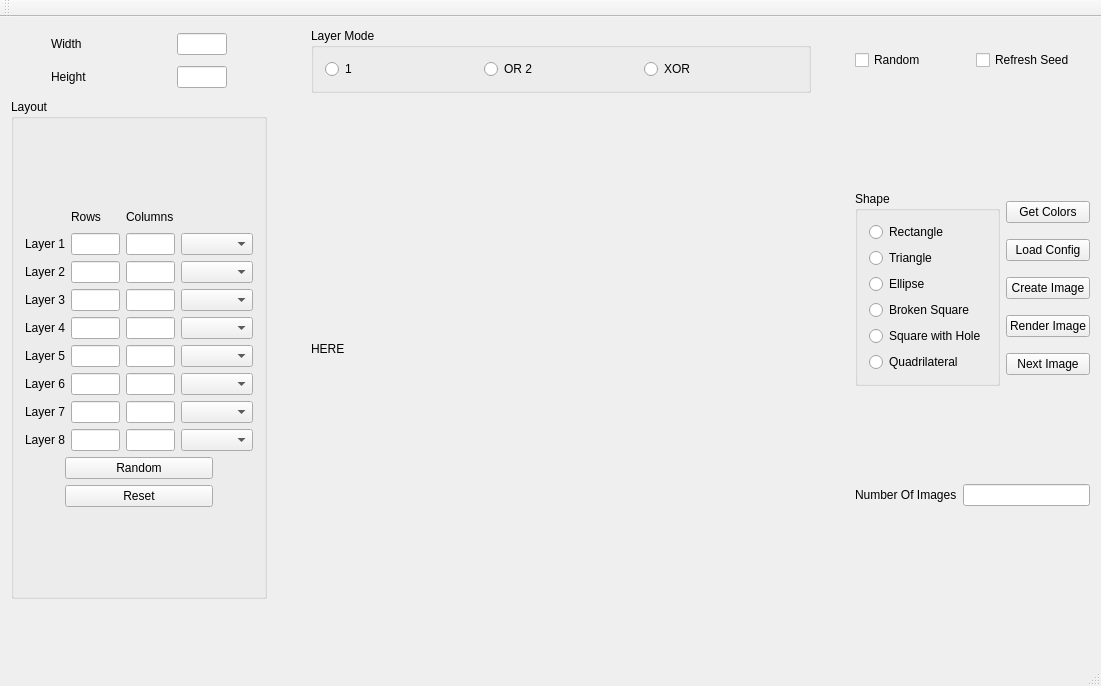
Old version of the form mainwindow.ui in the repository AceGabrielFigueroa/SP-2019-Ocuplay.
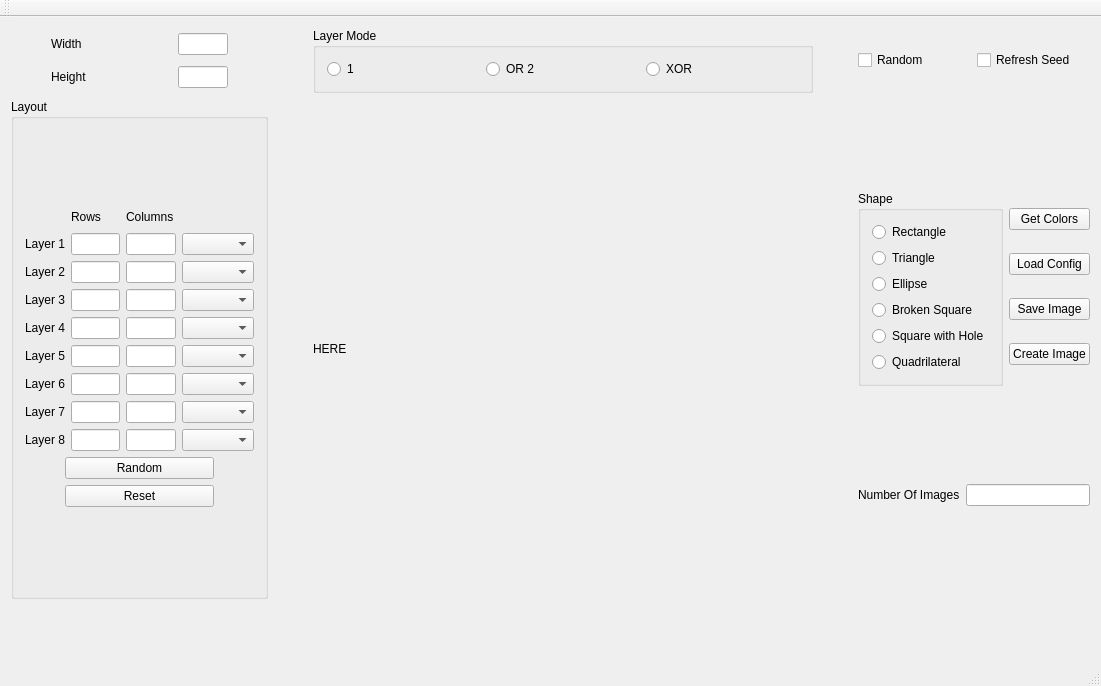
New version of the form.

```diff
--- a/mainwindow.ui
+++ b/mainwindow.ui
@@ -143,6 +143,13 @@
                 </property>
                </widget>
               </item>
+              <item>
+               <widget class="QPushButton" name="btn_save_img">
+                <property name="text">
+                 <string>Save Image</string>
+                </property>
+               </widget>
+              </item>
               <item>
                <widget class="QPushButton" name="btn_create_img">
                 <property name="text">
@@ -150,20 +157,6 @@
                 </property>
                </widget>
               </item>
-              <item>
-               <widget class="QPushButton" name="btn_render">
-                <property name="text">
-                 <string>Render Image</string>
-                </property>
-               </widget>
-              </item>
-              <item>
-               <widget class="QPushButton" name="btn_nxt_img">
-                <property name="text">
-                 <string>Next Image</string>
-                </property>
-               </widget>
-              </item>
              </layout>
             </item>
            </layout>
```
Left out of the diff: 6 changed lines with no effect on the pictures.
